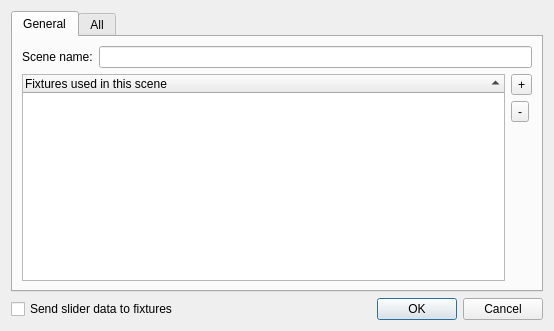
Above: branches/qt4/main/src/sceneeditor.ui from Bondzio/qlc before the change. Below: the same form after it.
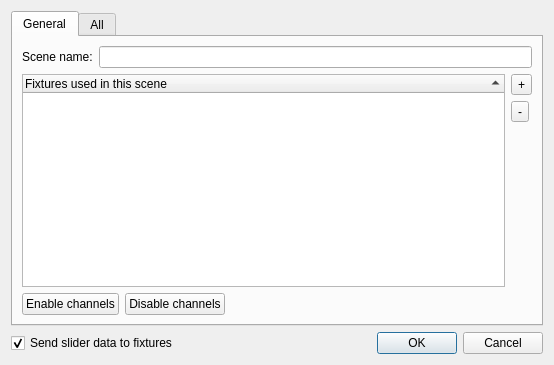
That is the form after the change.

Diff of the .ui file:
```diff
--- a/branches/qt4/main/src/sceneeditor.ui
+++ b/branches/qt4/main/src/sceneeditor.ui
@@ -6,7 +6,7 @@
     <x>0</x>
     <y>0</y>
     <width>554</width>
-    <height>331</height>
+    <height>365</height>
    </rect>
   </property>
   <property name="windowTitle" >
@@ -28,6 +28,9 @@
      <property name="text" >
       <string>Send slider data to fixtures</string>
      </property>
+     <property name="checked" >
+      <bool>true</bool>
+     </property>
     </widget>
    </item>
    <item row="0" column="0" colspan="2" >
@@ -41,7 +44,7 @@
         <x>0</x>
         <y>0</y>
         <width>532</width>
-        <height>249</height>
+        <height>283</height>
        </rect>
       </property>
       <attribute name="title" >
@@ -137,6 +140,43 @@
          </item>
         </layout>
        </item>
+       <item>
+        <layout class="QHBoxLayout" name="horizontalLayout_3" >
+         <item>
+          <widget class="QPushButton" name="m_enableChannelsButton" >
+           <property name="toolTip" >
+            <string>Enable all channels in currently selected fixtures</string>
+           </property>
+           <property name="text" >
+            <string>Enable channels</string>
+           </property>
+          </widget>
+         </item>
+         <item>
+          <widget class="QPushButton" name="m_disableChannelsButton" >
+           <property name="toolTip" >
+            <string>Disable all channels in currently selected fixtures</string>
+           </property>
+           <property name="text" >
+            <string>Disable channels</string>
+           </property>
+          </widget>
+         </item>
+         <item>
+          <spacer name="horizontalSpacer" >
+           <property name="orientation" >
+            <enum>Qt::Horizontal</enum>
+           </property>
+           <property name="sizeHint" stdset="0" >
+            <size>
+             <width>268</width>
+             <height>20</height>
+            </size>
+           </property>
+          </spacer>
+         </item>
+        </layout>
+       </item>
       </layout>
      </widget>
      <widget class="QWidget" name="All" >
```
Left out of the diff: 63 changed lines with no effect on the pictures.
